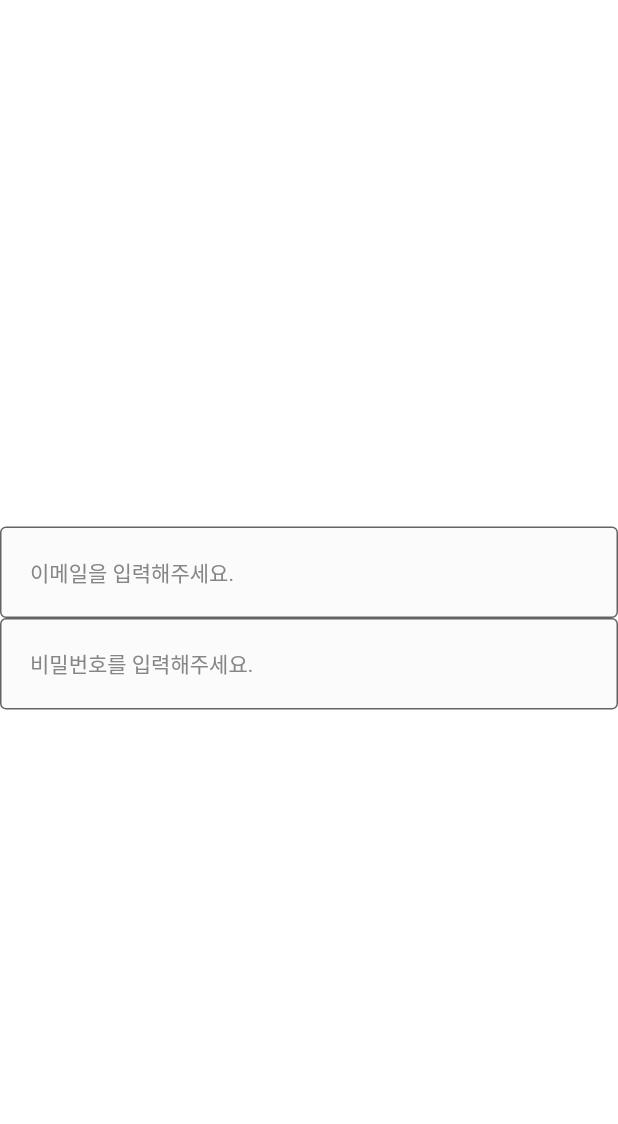
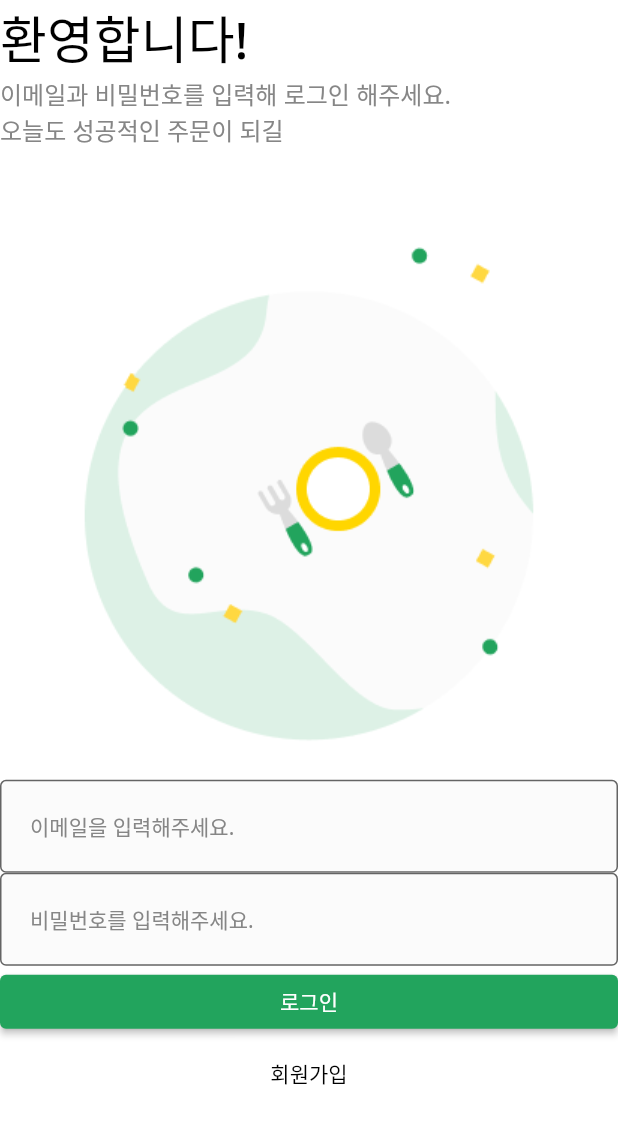
Before and after one commit to fluorjo/inf_cf, a Flutter app: the screen it shows after launch, on a phone screen of 412 x 824 dp. Shown: the top 1124 px of the screen. Run offline on Flutter 3.47's test engine with Material 2 defaults, Android fonts, the phone set to English and light mode, and no system bars.

Commit message:
UI배치하기

```diff
--- /dev/null
+++ b/lib/common/layout/default_layout.dart
@@ -0,0 +1,18 @@
+import 'package:flutter/material.dart';
+
+class DefaultLayout extends StatelessWidget {
+  final Widget child;
+
+  const DefaultLayout({
+    required this.child,
+    Key? key,
+    }) : super(key: key);
+
+  @override
+  Widget build(BuildContext context) {
+    return Scaffold(
+      backgroundColor: Colors.white,
+      body: child,
+    );
+  }
+}
--- a/lib/main.dart
+++ b/lib/main.dart
@@ -1,8 +1,9 @@
 import 'package:flutter/material.dart';
-import 'package:inf_cf/common/component/custom_text_form_field.dart';
+
+import 'package:inf_cf/user/view/login_screen.dart';
 
 void main() {
-  runApp(_App());
+  runApp(const _App());
 }
 
 class _App extends StatelessWidget {
@@ -11,27 +12,11 @@
   @override
   Widget build(BuildContext context) {
     return MaterialApp(
+      theme: ThemeData(
+        fontFamily: 'NotoSans',
+      ),
       debugShowCheckedModeBanner: false,
-      home: Scaffold(
-        backgroundColor: Colors.white,
-        body: Column(
-          mainAxisAlignment: MainAxisAlignment.center,
-          children: [
-            CustomTextFormField(
-              hintText:"이메일을 입력해주세요.",onChanged: (String value) {
-
-              }
-              ),
-            CustomTextFormField(
-              hintText:"비밀번호를 입력해주세요.",onChanged: (String value) {
-
-              },
-              obscureText: true,
-              ),
-
-          ],
-        ),
-      ),
+      home: const LoginScreen(),
     );
   }
 }
--- /dev/null
+++ b/lib/user/view/login_screen.dart
@@ -0,0 +1,73 @@
+import 'package:flutter/material.dart';
+import 'package:inf_cf/common/const/colors.dart';
+import 'package:inf_cf/common/layout/default_layout.dart';
+import 'package:inf_cf/common/component/custom_text_form_field.dart';
+
+class LoginScreen extends StatelessWidget {
+  const LoginScreen({Key? key}) : super(key: key);
+
+  @override
+  Widget build(BuildContext context) {
+    return DefaultLayout(
+      child: SafeArea(
+        top: true,
+        bottom: false,
+        child: Column(
+          crossAxisAlignment: CrossAxisAlignment.stretch,
+          children: [
+            const _Title(),
+            const _SubTitle(),
+            Image.asset(
+              'asset/img/misc/logo.png',
+              width: MediaQuery.of(context).size.width / 3 * 2,
+            ),
+            CustomTextFormField(
+                hintText: "이메일을 입력해주세요.", onChanged: (String value) {}),
+            CustomTextFormField(
+              hintText: "비밀번호를 입력해주세요.",
+              onChanged: (String value) {},
+              obscureText: true,
+            ),
+            ElevatedButton(
+              onPressed: () {},
+              style: ElevatedButton.styleFrom(
+                backgroundColor: PRIMARY_COLOR,
+              ),
+              child: const Text('로그인'),
+            ),
+            TextButton(
+              onPressed: () {},
+              style: TextButton.styleFrom(
+                foregroundColor: Colors.black,
+              ),
+              child: const Text('회원가입'),
+            ),
+          ],
+        ),
+      ),
+    );
+  }
+}
+
+class _Title extends StatelessWidget {
+  const _Title({Key? key}) : super(key: key);
+  @override
+  Widget build(BuildContext context) {
+    return const Text(
+      "환영합니다!",
+      style: TextStyle(
+          fontSize: 34, fontWeight: FontWeight.w500, color: Colors.black),
+    );
+  }
+}
+
+class _SubTitle extends StatelessWidget {
+  const _SubTitle({Key? key}) : super(key: key);
+  @override
+  Widget build(BuildContext context) {
+    return const Text(
+      "이메일과 비밀번호를 입력해 로그인 해주세요. \n오늘도 성공적인 주문이 되길",
+      style: TextStyle(fontSize: 16, color: BODY_TEXT_COLOR),
+    );
+  }
+}
```
Also changed, not shown: pubspec.yaml (+22 -0 lines), asset/img/logo/codefactory_logo.png (added), asset/img/logo/logo.png (added), asset/img/misc/logo.png (added), asset/svg/icon/home.svg (added), asset/svg/icon/orders.svg (added), asset/svg/icon/profile.svg (added), asset/svg/icon/search.svg (added), 9 other files.
